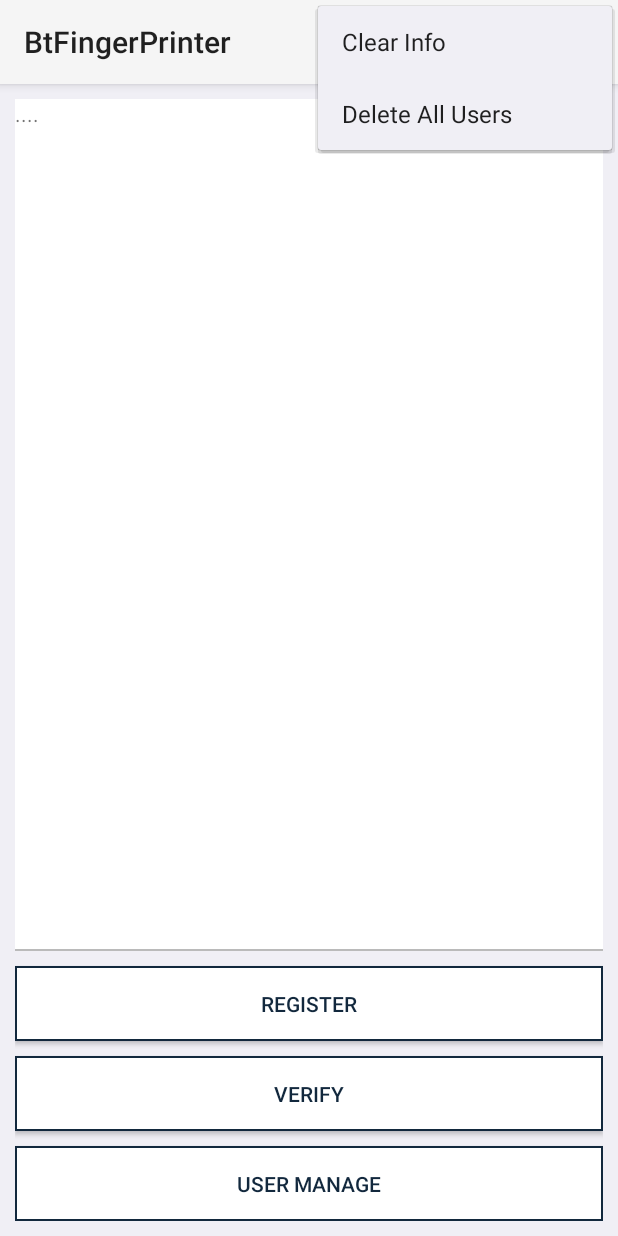
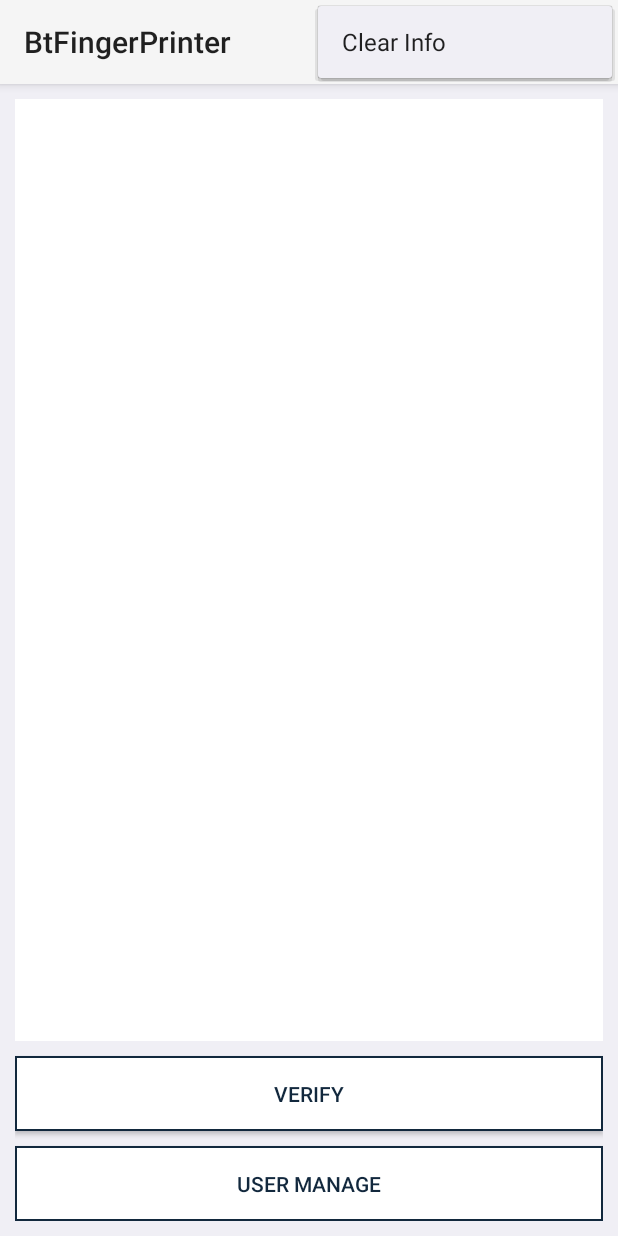
Before and after one commit to pumpkinlove/BTFingerPrinter, an Android app: the PrintActivity screen opened directly, with no data from a screen before it, with the options menu open, on a phone screen of 412 x 824 dp. Run offline under Robolectric (Android 15) with nearby library versions, the phone set to English and light mode, and no system bars; our stand-ins replace ButterKnife, EventBus, RxJava; libraries missing offline, so code that uses them is left out: com.clj.fastble; 6 statements that could not run were skipped.

Commit message:
68888666

```diff
--- a/app/src/main/java/com/miaxis/btfingerprinter/view/activity/PrintActivity.java
+++ b/app/src/main/java/com/miaxis/btfingerprinter/view/activity/PrintActivity.java
@@ -1,5 +1,6 @@
 package com.miaxis.btfingerprinter.view.activity;
 
+import android.app.ProgressDialog;
 import android.bluetooth.BluetoothGatt;
 import android.bluetooth.BluetoothGattCharacteristic;
 import android.os.Bundle;
@@ -7,7 +8,6 @@ import android.text.SpannableString;
 import android.text.Spanned;
 import android.text.TextUtils;
 import android.text.style.ForegroundColorSpan;
-import android.util.Log;
 import android.view.Menu;
 import android.view.MenuInflater;
 import android.view.MenuItem;
@@ -40,6 +40,7 @@ import com.miaxis.btfingerprinter.utils.CodeUtil;
 import com.miaxis.btfingerprinter.utils.DateUtil;
 import com.miaxis.btfingerprinter.utils.OrderCode;
 import com.miaxis.btfingerprinter.view.custom.RegisterDialog;
+import com.miaxis.btfingerprinter.view.custom.SimpleDialog;
 import com.miaxis.btfingerprinter.view.fragment.UserListFragment;
 
 import org.greenrobot.eventbus.EventBus;
@@ -80,18 +81,23 @@ public class PrintActivity extends BaseActivity implements UserListFragment.OnFr
     Button btnRegFinger;
     @BindView(R.id.btn_search_finger)
     Button btnSearchFinger;
-    @BindView(R.id.ll_buttons)
-    LinearLayout llButtons;
     @BindView(R.id.fl_main)
     FrameLayout flMain;
+    @BindView(R.id.btn_delete_all)
+    Button btnDeleteAll;
+    @BindView(R.id.ll_button1)
+    LinearLayout llButton1;
+    @BindView(R.id.btn_user_manage)
+    Button btnUserManage;
+    @BindView(R.id.ll_button2)
+    LinearLayout llButton2;
 
     class BtTimeOutThread extends Thread {
         @Override
         public void run() {
-            for (int i=0; i<15; i++) {
+            for (int i = 0; i < 15; i++) {
                 try {
                     Thread.sleep(1000);
-                    appendDot();
                     if (isConnected) {
                         break;
                     } else {
@@ -102,7 +108,8 @@ public class PrintActivity extends BaseActivity implements UserListFragment.OnFr
                 }
             }
             if (!isConnected) {
-                showMsg("Notify time out, please reboot your bluetooth device", redColor);
+                showMsg("Notify time out, please reboot your bluetooth device and reconnect", redColor);
+                pd.dismiss();
                 bleManager.closeBluetoothGatt();
             } else {
                 EventBus.getDefault().post(new BtnEnableEvent(true));
@@ -110,16 +117,24 @@ public class PrintActivity extends BaseActivity implements UserListFragment.OnFr
         }
     }
 
-    private void appendDot() {
-        Observable
-                .just(".")
-                .observeOn(AndroidSchedulers.mainThread())
-                .subscribe(new Consumer<String>() {
-                    @Override
-                    public void accept(String s) throws Exception {
-                        tvMessage.append(s);
-                    }
-                });
+    private ProgressDialog pd;
+
+    private void connect() {
+        if (result != null) {
+            setTitle(result.getDevice().getName());
+            bleManager.closeBluetoothGatt();
+            try {
+                Thread.sleep(500);
+            } catch (InterruptedException e) {
+                e.printStackTrace();
+            }
+            bleManager.connectDevice(result, true, callback);
+            showMsg("Connecting...", darkColor);
+            pd.setMessage("Connecting...");
+            pd.show();
+        } else {
+            showMsg("No Device", redColor);
+        }
     }
 
     private BleManager bleManager;
@@ -147,6 +162,7 @@ public class PrintActivity extends BaseActivity implements UserListFragment.OnFr
         ButterKnife.bind(this);
         initData();
         initView();
+        connect();
         new BtTimeOutThread().start();
 
     }
@@ -166,23 +182,13 @@ public class PrintActivity extends BaseActivity implements UserListFragment.OnFr
         EventBus.getDefault().register(this);
         bleManager = new BleManager(this);
         result = getIntent().getParcelableExtra("ScanResult");
-        if (result != null) {
-            setTitle(result.getDevice().getName());
-            bleManager.closeBluetoothGatt();
-            try {
-                Thread.sleep(500);
-            } catch (InterruptedException e) {
-                e.printStackTrace();
-            }
-            bleManager.connectDevice(result, true, callback);
-            showMsg("Connecting...", darkColor);
-        } else {
-            showMsg("No Device", redColor);
-        }
+
     }
 
     @Override
     protected void initView() {
+        pd = new ProgressDialog(this);
+        pd.setCancelable(false);
     }
 
     @Override
@@ -198,14 +204,6 @@ public class PrintActivity extends BaseActivity implements UserListFragment.OnFr
             case R.id.action_clear:
                 onClearEvent(new ClearEvent(true));
                 break;
-            case R.id.action_delete_all:
-                BTFP_App.getInstance().getDaoSession().getUserDao().deleteAll();
-
-                if (userListFragment.isVisible()) {
-                    EventBus.getDefault().post(new RefreshEvent(true));
-                }
-
-                break;
         }
         return true;
     }
@@ -216,8 +214,10 @@ public class PrintActivity extends BaseActivity implements UserListFragment.OnFr
         if (userListFragment.isVisible()) {
             getFragmentManager().beginTransaction().remove(userListFragment).commit();
             flMain.setVisibility(View.GONE);
-            llButtons.setVisibility(View.VISIBLE);
+            llButton1.setVisibility(View.GONE);
+            llButton2.setVisibility(View.VISIBLE);
             svMessage.setVisibility(View.VISIBLE);
+            setTitle(result.getDevice().getName());
         } else {
             super.onBackPressed();
         }
@@ -389,8 +389,10 @@ public class PrintActivity extends BaseActivity implements UserListFragment.OnFr
             public void onInitiatedResult(boolean result) {
                 if (result) {
                     showMsg("Notify Initialization Succeeded", greenColor);
+                    pd.dismiss();
                 } else {
                     showMsg("Notify Initialization Failed", redColor);
+
                 }
                 isConnected = result;
                 enableBtns(result);
@@ -464,7 +466,7 @@ public class PrintActivity extends BaseActivity implements UserListFragment.OnFr
     }
 
     @OnClick(R.id.btn_reg_finger)
-    void onRegFinger() {
+    void onRegUser() {
         mUser = new User();
         dialog.setConfirmListener(new View.OnClickListener() {
             @Override
@@ -484,6 +486,7 @@ public class PrintActivity extends BaseActivity implements UserListFragment.OnFr
                 mUser.setName(username);
                 mUser.setUsercode(codeSb.toString());
                 BTFP_App.getInstance().getDaoSession().getUserDao().insert(mUser);
+                EventBus.getDefault().post(new RefreshEvent(true));
                 dialog.dismiss();
             }
         });
@@ -514,7 +517,7 @@ public class PrintActivity extends BaseActivity implements UserListFragment.OnFr
     private boolean checkUsercode(StringBuilder codeSb) {
         if (codeSb.length() < 8) {
             int insL = 8 - codeSb.length();
-            for (int i=0; i < insL; i++) {
+            for (int i = 0; i < insL; i++) {
                 codeSb.insert(0, "0");
             }
         }
@@ -522,7 +525,7 @@ public class PrintActivity extends BaseActivity implements UserListFragment.OnFr
         if (allUsers == null || allUsers.size() == 0) {
             return true;
         }
-        for (int i = 0; i < allUsers.size(); i ++) {
+        for (int i = 0; i < allUsers.size(); i++) {
             if (TextUtils.equals(codeSb.toString(), allUsers.get(i).getUsercode())) {
                 EventBus.getDefault().post(new ToastEvent("Usercode exists"));
                 return false;
@@ -723,7 +726,9 @@ public class PrintActivity extends BaseActivity implements UserListFragment.OnFr
 
     @OnClick(R.id.btn_user_manage)
     void onUserManage() {
-        llButtons.setVisibility(View.GONE);
+        setTitle(R.string.user_manage);
+        llButton1.setVisibility(View.VISIBLE);
+        llButton2.setVisibility(View.GONE);
         flMain.setVisibility(View.VISIBLE);
         svMessage.setVisibility(View.GONE);
         getFragmentManager().beginTransaction().replace(R.id.fl_main, userListFragment).commit();
@@ -762,11 +767,11 @@ public class PrintActivity extends BaseActivity implements UserListFragment.OnFr
 
     private User searchUserFinger(byte[] fingerData) {
         List<User> userList = BTFP_App.getInstance().getDaoSession().getUserDao().loadAll();
-        for (int i = 0; i < userList.size(); i ++) {
+        for (int i = 0; i < userList.size(); i++) {
             for (int j = 1; j <= 10; j++) {
                 byte[] userFinger = userList.get(i).getFingerById(j);
                 if (userFinger != null && userFinger.length > 0) {
-                    int re = zzFingerAlg.tmfFingerMatchFMR(userFinger, fingerData,3);
+                    int re = zzFingerAlg.tmfFingerMatchFMR(userFinger, fingerData, 3);
                     if (re == 0) {
                         showMsg(userList.get(i).getName() + " matches FingerId = " + j, greenColor);
                         return userList.get(i);
@@ -777,4 +782,27 @@ public class PrintActivity extends BaseActivity implements UserListFragment.OnFr
         return null;
     }
 
+    @OnClick(R.id.btn_delete_all)
+    void onDeleteAll() {
+        final SimpleDialog sd = new SimpleDialog();
+        sd.setMessage("Do you want to delete all the users ?");
+        sd.setConfirmListener(new View.OnClickListener() {
+            @Override
+            public void onClick(View view) {
+                BTFP_App.getInstance().getDaoSession().getUserDao().deleteAll();
+                EventBus.getDefault().post(new RefreshEvent(true));
+                sd.dismiss();
+            }
+        });
+
+        sd.setCancelListener(new View.OnClickListener() {
+            @Override
+            public void onClick(View view) {
+                sd.dismiss();
+            }
+        });
+        sd.show(getFragmentManager(), "Del all");
+
+    }
+
 }
--- a/app/src/main/res/layout/activity_print.xml
+++ b/app/src/main/res/layout/activity_print.xml
@@ -20,11 +20,6 @@
 
     </ScrollView>
 
-    <View
-        android:background="@color/gray_light"
-        android:layout_width="match_parent"
-        android:layout_height="1px"/>
-
     <FrameLayout
         android:visibility="gone"
         android:id="@+id/fl_main"
@@ -34,21 +29,36 @@
 
     </FrameLayout>
 
-    <View
-        android:background="@color/gray_light"
-        android:layout_width="match_parent"
-        android:layout_height="1px"/>
-
     <LinearLayout
-        android:id="@+id/ll_buttons"
-        android:orientation="vertical"
+        android:visibility="gone"
+        android:id="@+id/ll_button1"
+        android:orientation="horizontal"
         android:layout_width="match_parent"
         android:layout_height="wrap_content">
 
         <Button
+            android:id="@+id/btn_reg_finger"
+            android:text="@string/register"
             style="@style/button_order"
-            android:id="@+id/btn_reg_finger"
-            android:text="@string/register" />
+            android:layout_marginEnd="8dp"
+            android:layout_weight="1"
+            android:layout_width="0dp"/>
+
+        <Button
+            android:id="@+id/btn_delete_all"
+            android:text="@string/delete_all"
+            style="@style/button_order"
+            android:layout_marginStart="8dp"
+            android:layout_weight="1"
+            android:layout_width="0dp"/>
+
+    </LinearLayout>
+
+    <LinearLayout
+        android:id="@+id/ll_button2"
+        android:orientation="vertical"
+        android:layout_width="match_parent"
+        android:layout_height="wrap_content">
 
         <Button
             style="@style/button_order"
@@ -62,5 +72,4 @@
 
     </LinearLayout>
 
-
 </LinearLayout>
--- a/app/src/main/res/layout/item_user.xml
+++ b/app/src/main/res/layout/item_user.xml
@@ -6,7 +6,7 @@
     app:cardElevation="5dp"
     app:cardCornerRadius="5dp"
     app:cardBackgroundColor="@color/white"
-    android:layout_margin="5dp">
+    android:layout_margin="3dp">
 
     <LinearLayout
         android:orientation="vertical"
--- a/app/src/main/res/menu/menu_card_info.xml
+++ b/app/src/main/res/menu/menu_card_info.xml
@@ -9,10 +9,4 @@
         android:title="Clear Info"
         tools:ignore="AppCompatResource" />
 
-    <item
-        android:id="@+id/action_delete_all"
-        app:showAsAction="always"
-        android:title="Delete All Users"
-        tools:ignore="AppCompatResource" />
-
 </menu>
--- a/app/src/main/res/values/strings.xml
+++ b/app/src/main/res/values/strings.xml
@@ -15,4 +15,5 @@
     <string name="verify">Verify</string>
     <string name="user_manage">User Manage</string>
     <string name="username">Username</string>
+    <string name="delete_all">Delete All</string>
 </resources>
```
Also changed, not shown: app/build.gradle (+5 -5 lines), app/src/main/java/com/miaxis/btfingerprinter/view/fragment/UserListFragment.java (+40 -1 lines), app/src/main/res/layout/fragment_user_list.xml (+13 -5 lines).
